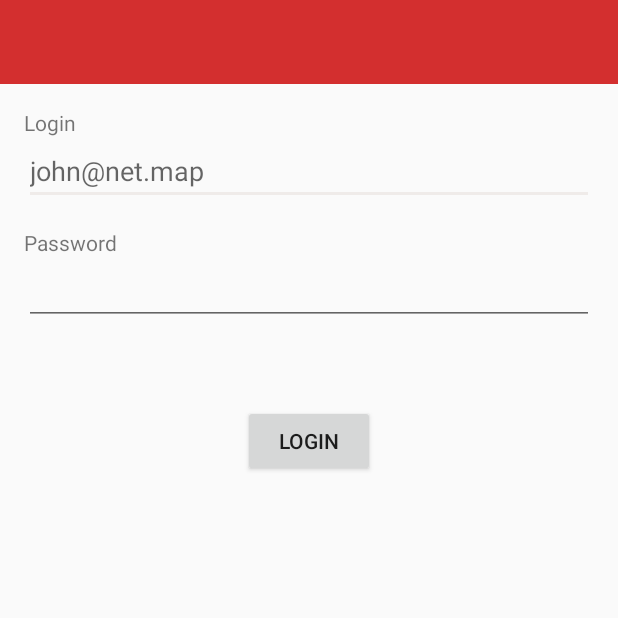
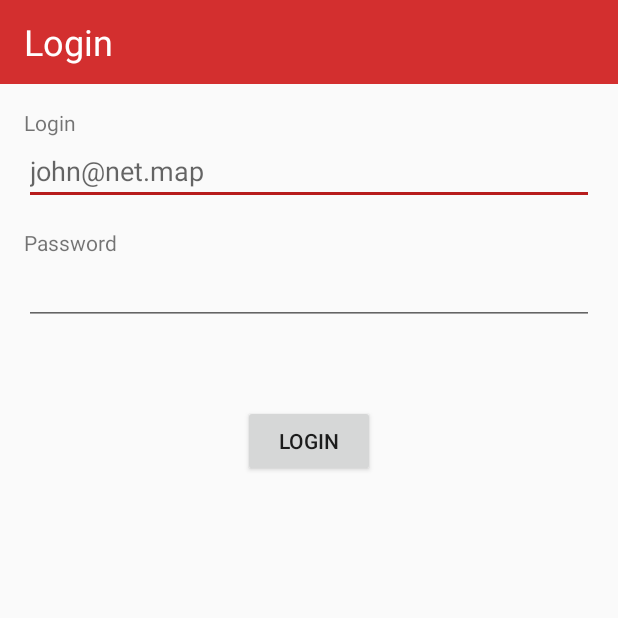
Before and after one commit to adrianodennanni/APScanner, an Android app: the screen it shows after launch (LoginActivity), on a phone screen of 412 x 824 dp, the top half of it. Run offline under Robolectric (Android 15) with nearby library versions, the phone set to English and light mode, and no system bars.

Commit message:
Login Activity title set

```diff
--- a/app/src/main/res/layout/activity_login.xml
+++ b/app/src/main/res/layout/activity_login.xml
@@ -11,6 +11,12 @@
         android:layout_height="wrap_content"
         android:background="@color/colorPrimary">
 
+        <TextView
+            android:layout_width="wrap_content"
+            android:layout_height="wrap_content"
+            android:text="@string/login"
+            android:textColor="@android:color/primary_text_dark"
+            android:textSize="@dimen/abc_text_size_headline_material" />
     </android.support.v7.widget.Toolbar>
 
 
--- a/app/src/main/res/layout/tool_bar.xml
+++ /dev/null
@@ -1,6 +0,0 @@
-<?xml version="1.0" encoding="utf-8"?>
-<android.support.v7.widget.Toolbar xmlns:android="http://schemas.android.com/apk/res/android"
-    android:id="@+id/view"
-    android:layout_width="match_parent"
-    android:layout_height="wrap_content"
-    android:background="@color/colorPrimary"></android.support.v7.widget.Toolbar>
--- a/app/src/main/res/values/colors.xml
+++ b/app/src/main/res/values/colors.xml
@@ -2,5 +2,5 @@
 <resources>
     <color name="colorPrimary">#d32f2f</color>
     <color name="colorPrimaryDark">#b71c1c</color>
-    <color name="colorAccent">#efebe9</color>
+    <color name="colorAccent">#ff4040</color>
 </resources>
--- a/app/src/main/res/values/styles.xml
+++ b/app/src/main/res/values/styles.xml
@@ -5,7 +5,7 @@
         <!-- Customize your theme here. -->
         <item name="colorPrimary">@color/colorPrimary</item>
         <item name="colorPrimaryDark">@color/colorPrimaryDark</item>
-        <item name="colorAccent">@color/colorAccent</item>
+        <item name="colorAccent">@color/colorPrimaryDark</item>
     </style>
 
 </resources>
```
